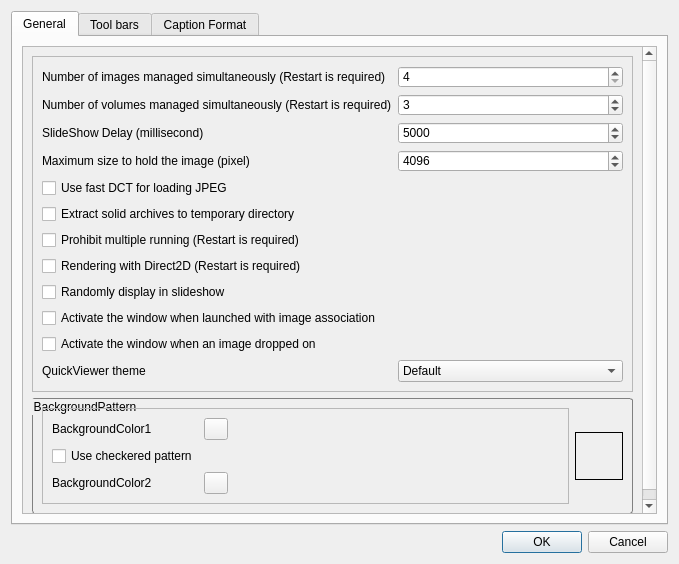
Old version of the form QuickViewer/src/optionsdialog.ui in the repository kanryu/quickviewer.
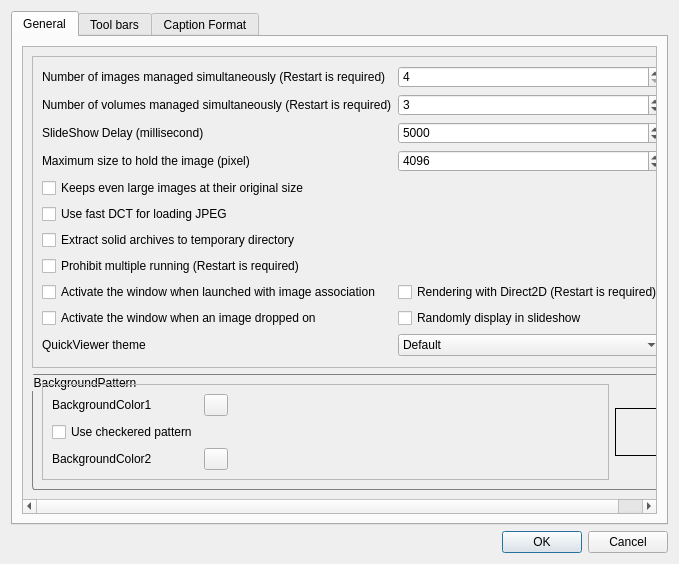
New version of the form.

Commit message: Added function to not automatically shrink large images

```diff
--- a/QuickViewer/src/optionsdialog.ui
+++ b/QuickViewer/src/optionsdialog.ui
@@ -50,8 +50,8 @@
            <rect>
             <x>0</x>
             <y>0</y>
-            <width>635</width>
-            <height>472</height>
+            <width>649</width>
+            <height>492</height>
            </rect>
           </property>
           <layout class="QVBoxLayout" name="verticalLayout_9">
@@ -157,7 +157,7 @@
                 </property>
                </widget>
               </item>
-              <item row="3" column="0">
+              <item row="4" column="0">
                <widget class="QLabel" name="label_5">
                 <property name="toolTip">
                  <string>Increasing the value will degrade performance. Approximately twice the value of your display is appropriate.</string>
@@ -167,7 +167,7 @@
                 </property>
                </widget>
               </item>
-              <item row="3" column="1">
+              <item row="4" column="1">
                <widget class="QSpinBox" name="spinMaxTextureSize">
                 <property name="toolTip">
                  <string>Increasing the value will degrade performance. Approximately twice the value of your display is appropriate.</string>
@@ -186,7 +186,17 @@
                 </property>
                </widget>
               </item>
-              <item row="4" column="0">
+              <item row="5" column="0">
+               <widget class="QCheckBox" name="checkBoxDontShrinkForLargeImage">
+                <property name="toolTip">
+                 <string>(Performance degradation)Disables automatic shrinking of images on loading.</string>
+                </property>
+                <property name="text">
+                 <string>Keeps even large images at their original size</string>
+                </property>
+               </widget>
+              </item>
+              <item row="7" column="0">
                <widget class="QCheckBox" name="checkBoxUseFastDctForJPEG">
                 <property name="toolTip">
                  <string>Speed up JPEG loading in exchange for quality of display.</string>
@@ -196,7 +206,7 @@
                 </property>
                </widget>
               </item>
-              <item row="5" column="0">
+              <item row="8" column="0">
                <widget class="QCheckBox" name="checkBoxExtractSolidToTemporary">
                 <property name="toolTip">
                  <string>It takes time to develop all contents, but switching of images becomes faster.</string>
@@ -206,14 +216,21 @@
                 </property>
                </widget>
               </item>
-              <item row="6" column="0">
+              <item row="9" column="0">
                <widget class="QCheckBox" name="checkBoxProhibitMultipleRunning">
                 <property name="text">
                  <string>Prohibit multiple running (Restart is required)</string>
                 </property>
                </widget>
               </item>
-              <item row="7" column="0">
+              <item row="10" column="0">
+               <widget class="QCheckBox" name="checkBoxTopWindowWhenRunWithAssoc">
+                <property name="text">
+                 <string comment="Check box to activate the window when activated by image association">Activate the window when launched with image association</string>
+                </property>
+               </widget>
+              </item>
+              <item row="10" column="1">
                <widget class="QCheckBox" name="checkBoxUseDirect2D">
                 <property name="toolTip">
                  <string>In a high-resolution environment, it may not work properly unless it is Direct2D. Normally it may be off</string>
@@ -223,35 +240,28 @@
                 </property>
                </widget>
               </item>
-              <item row="9" column="0" colspan="2">
-               <widget class="QCheckBox" name="checkBoxTopWindowWhenRunWithAssoc">
-                <property name="text">
-                 <string comment="Check box to activate the window when activated by image association">Activate the window when launched with image association</string>
-                </property>
-               </widget>
-              </item>
-              <item row="10" column="0" colspan="2">
+              <item row="11" column="0">
                <widget class="QCheckBox" name="checkBoxTopWindowWhenDropped">
                 <property name="text">
                  <string comment="Check box to activate the window when an image dropped on">Activate the window when an image dropped on</string>
                 </property>
                </widget>
               </item>
-              <item row="8" column="0">
+              <item row="11" column="1">
                <widget class="QCheckBox" name="checkBoxSlideshowRandomly">
                 <property name="text">
                  <string extracomment="The text of the check box. Slideshow usually moves to the next page in the current sorting order, but displays it in random order">Randomly display in slideshow</string>
                 </property>
                </widget>
               </item>
-              <item row="11" column="0">
+              <item row="13" column="0">
                <widget class="QLabel" name="labelThemeSelector">
                 <property name="text">
                  <string>QuickViewer theme</string>
                 </property>
                </widget>
               </item>
-              <item row="11" column="1">
+              <item row="13" column="1">
                <widget class="QComboBox" name="comboBoxThemeSelector">
                 <property name="sizePolicy">
                  <sizepolicy hsizetype="Preferred" vsizetype="Fixed">
@@ -514,8 +524,8 @@
            <rect>
             <x>0</x>
             <y>0</y>
-            <width>635</width>
-            <height>472</height>
+            <width>649</width>
+            <height>492</height>
            </rect>
           </property>
           <layout class="QVBoxLayout" name="verticalLayout_8">
```
The commit also changes 22 other files.
